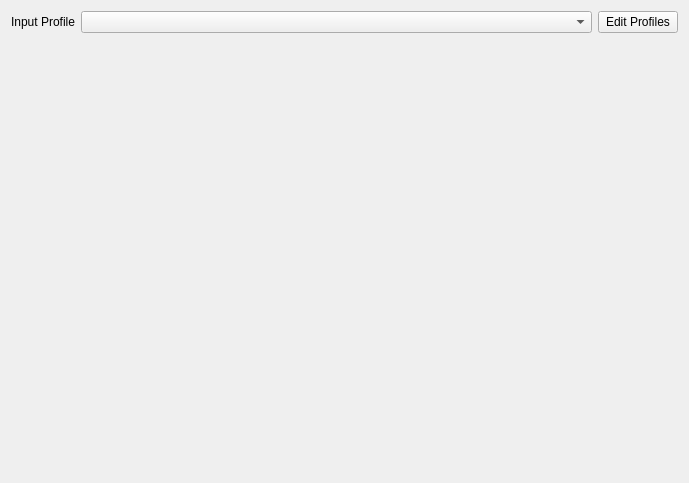
Before: the Qt Designer form libs/ui/input/config/kis_input_configuration_page.ui in KDE/krita, drawn with Qt 5.
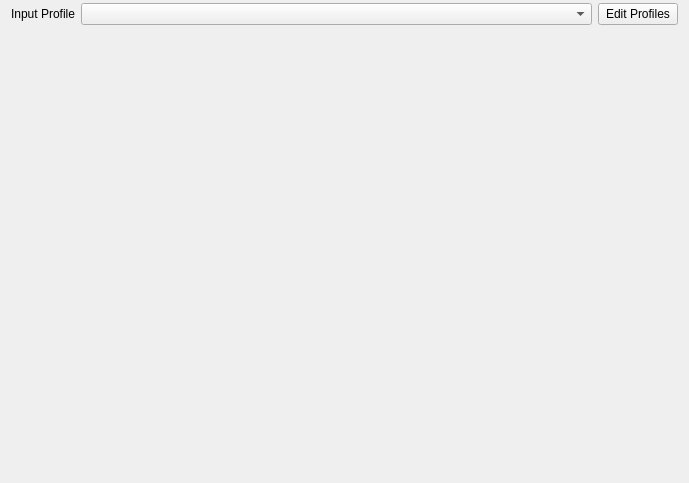
After: the same form once the commit is applied. Custom widgets are drawn as their Qt base class.

Commit message: Make spacing in canvas input settings consistent.

```diff
--- a/libs/ui/input/config/kis_input_configuration_page.ui
+++ b/libs/ui/input/config/kis_input_configuration_page.ui
@@ -11,6 +11,12 @@
    </rect>
   </property>
   <layout class="QGridLayout" name="gridLayout_2">
+   <property name="topMargin">
+    <number>3</number>
+   </property>
+   <property name="bottomMargin">
+    <number>0</number>
+   </property>
    <item row="0" column="0" colspan="2">
     <layout class="QHBoxLayout" name="horizontalLayout">
      <item>
```
The commit also changes 2 other files.
